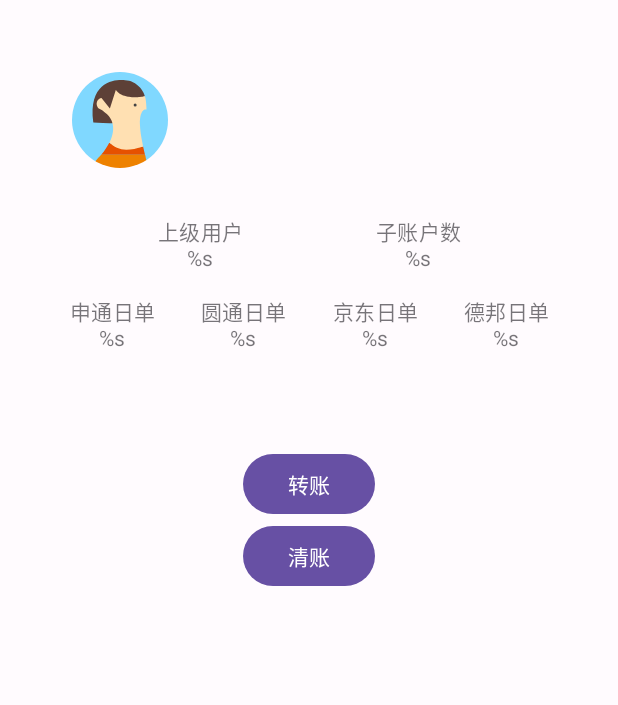
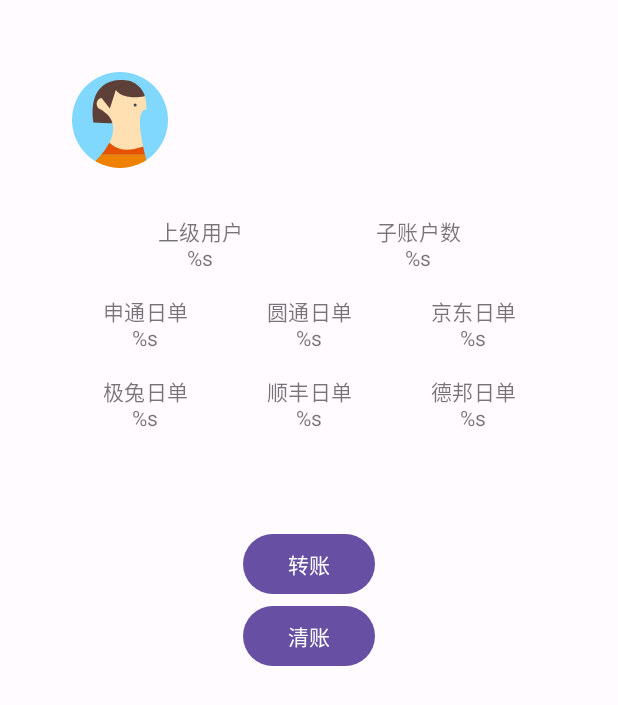
Before and after one commit to Airomeo/CDMS, an Android app: the layout fragment_agent.xml on its own in the app's theme, with its tools: preview values and no code run, on a phone screen of 412 x 824 dp. Shown: the top 705 px of the screen. Run offline under Robolectric (Android 15) with nearby library versions, the phone set to English and light mode, and no system bars.

Commit message:
Fea: Display the daily order quantity of JT and SF Express

```diff
--- a/app/src/main/java/app/i/cdms/ui/agent/AgentFragment.kt
+++ b/app/src/main/java/app/i/cdms/ui/agent/AgentFragment.kt
@@ -63,19 +63,26 @@ class AgentFragment : Fragment(R.layout.fragment_agent) {
             viewLifecycleOwner.repeatOnLifecycle(Lifecycle.State.STARTED) {
                 agentViewModel.orderCount.collectLatest {
                     with(binding) {
-                        tvYto.text =
+                        yto.text =
                             getString(
                                 R.string.agent_yto_order_count,
                                 it?.ytoOrderCount.toString()
                             )
-                        tvSto.text =
+                        sto.text =
                             getString(
                                 R.string.agent_sto_order_count,
                                 it?.stoOrderCount.toString()
                             )
-                        tvJd.text =
+                        jd.text =
                             getString(R.string.agent_jd_order_count, it?.jdOrderCount.toString())
-                        tvDpk.text =
+                        jt.text =
+                            getString(
+                                R.string.agent_jt_order_count,
+                                it?.jtOrderCount.toString()
+                            )
+                        sf.text =
+                            getString(R.string.agent_sf_order_count, it?.sfOrderCount.toString())
+                        dpk.text =
                             getString(
                                 R.string.agent_dpk_order_count,
                                 it?.dopOrderCount.toString()
--- a/app/src/main/res/layout/fragment_agent.xml
+++ b/app/src/main/res/layout/fragment_agent.xml
@@ -92,49 +92,77 @@
         app:layout_constraintTop_toTopOf="@+id/tv_channel_superior" />
 
     <TextView
-        android:id="@+id/tv_sto"
+        android:id="@+id/sto"
         android:layout_width="wrap_content"
         android:layout_height="wrap_content"
+        android:layout_marginTop="16dp"
         android:text="@string/agent_sto_order_count"
         android:textAlignment="center"
         android:textAppearance="@style/TextAppearance.MaterialComponents.Body2"
         android:textColor="@color/material_on_surface_emphasis_medium"
-        app:layout_constraintBottom_toBottomOf="@+id/tv_yto"
-        app:layout_constraintEnd_toStartOf="@+id/tv_yto"
+        app:layout_constraintEnd_toStartOf="@+id/yto"
         app:layout_constraintHorizontal_bias="0.5"
         app:layout_constraintStart_toStartOf="parent"
-        app:layout_constraintTop_toTopOf="@+id/tv_yto" />
+        app:layout_constraintTop_toBottomOf="@id/tv_channel_superior" />
 
     <TextView
-        android:id="@+id/tv_yto"
+        android:id="@+id/yto"
         android:layout_width="wrap_content"
         android:layout_height="wrap_content"
         android:text="@string/agent_yto_order_count"
         android:textAlignment="center"
         android:textAppearance="@style/TextAppearance.MaterialComponents.Body2"
         android:textColor="@color/material_on_surface_emphasis_medium"
-        app:layout_constraintBottom_toBottomOf="@+id/tv_jd"
-        app:layout_constraintEnd_toStartOf="@+id/tv_jd"
+        app:layout_constraintBottom_toBottomOf="@+id/sto"
+        app:layout_constraintEnd_toStartOf="@+id/jd"
         app:layout_constraintHorizontal_bias="0.5"
-        app:layout_constraintStart_toEndOf="@+id/tv_sto"
-        app:layout_constraintTop_toTopOf="@+id/tv_jd" />
+        app:layout_constraintStart_toEndOf="@+id/sto"
+        app:layout_constraintTop_toTopOf="@+id/sto" />
 
     <TextView
-        android:id="@+id/tv_jd"
+        android:id="@+id/jd"
         android:layout_width="wrap_content"
         android:layout_height="wrap_content"
         android:text="@string/agent_jd_order_count"
         android:textAlignment="center"
         android:textAppearance="@style/TextAppearance.MaterialComponents.Body2"
         android:textColor="@color/material_on_surface_emphasis_medium"
-        app:layout_constraintBottom_toBottomOf="@+id/tv_dpk"
-        app:layout_constraintEnd_toStartOf="@+id/tv_dpk"
+        app:layout_constraintBottom_toBottomOf="@+id/yto"
+        app:layout_constraintEnd_toEndOf="parent"
         app:layout_constraintHorizontal_bias="0.5"
-        app:layout_constraintStart_toEndOf="@+id/tv_yto"
-        app:layout_constraintTop_toTopOf="@+id/tv_dpk" />
+        app:layout_constraintStart_toEndOf="@+id/yto"
+        app:layout_constraintTop_toTopOf="@+id/yto" />
 
     <TextView
-        android:id="@+id/tv_dpk"
+        android:id="@+id/jt"
+        android:layout_width="wrap_content"
+        android:layout_height="wrap_content"
+        android:text="@string/agent_jt_order_count"
+        android:textAlignment="center"
+        android:textAppearance="@style/TextAppearance.MaterialComponents.Body2"
+        android:textColor="@color/material_on_surface_emphasis_medium"
+        app:layout_constraintBottom_toBottomOf="@+id/sf"
+        app:layout_constraintEnd_toStartOf="@+id/sf"
+        app:layout_constraintHorizontal_bias="0.5"
+        app:layout_constraintStart_toStartOf="parent"
+        app:layout_constraintTop_toTopOf="@+id/sf" />
+
+    <TextView
+        android:id="@+id/sf"
+        android:layout_width="wrap_content"
+        android:layout_height="wrap_content"
+        android:text="@string/agent_sf_order_count"
+        android:textAlignment="center"
+        android:textAppearance="@style/TextAppearance.MaterialComponents.Body2"
+        android:textColor="@color/material_on_surface_emphasis_medium"
+        app:layout_constraintBottom_toBottomOf="@+id/dpk"
+        app:layout_constraintEnd_toStartOf="@+id/dpk"
+        app:layout_constraintHorizontal_bias="0.5"
+        app:layout_constraintStart_toEndOf="@+id/jt"
+        app:layout_constraintTop_toTopOf="@+id/dpk" />
+
+    <TextView
+        android:id="@+id/dpk"
         android:layout_width="wrap_content"
         android:layout_height="wrap_content"
         android:layout_marginTop="16dp"
@@ -144,8 +172,8 @@
         android:textColor="@color/material_on_surface_emphasis_medium"
         app:layout_constraintEnd_toEndOf="parent"
         app:layout_constraintHorizontal_bias="0.5"
-        app:layout_constraintStart_toEndOf="@+id/tv_jd"
-        app:layout_constraintTop_toBottomOf="@+id/tv_sub_user_count" />
+        app:layout_constraintStart_toEndOf="@+id/sf"
+        app:layout_constraintTop_toBottomOf="@+id/jd" />
 
     <Button
         android:id="@+id/btn_transfer"
@@ -156,7 +184,7 @@
         app:layout_constraintBottom_toTopOf="@+id/btn_withdraw"
         app:layout_constraintEnd_toEndOf="parent"
         app:layout_constraintStart_toStartOf="parent"
-        app:layout_constraintTop_toBottomOf="@+id/tv_sto" />
+        app:layout_constraintTop_toBottomOf="@+id/jt" />
 
     <Button
         android:id="@+id/btn_withdraw"
--- a/app/src/main/res/values/strings.xml
+++ b/app/src/main/res/values/strings.xml
@@ -45,6 +45,8 @@
     <string name="agent_jd_order_count">京东日单\n%s</string>
     <string name="agent_sto_order_count">申通日单\n%s</string>
     <string name="agent_yto_order_count">圆通日单\n%s</string>
+    <string name="agent_jt_order_count">极兔日单\n%s</string>
+    <string name="agent_sf_order_count">顺丰日单\n%s</string>
     <string name="dialog_title_warning">警告</string>
     <string name="dialog_positive_text">确认</string>
     <string name="dialog_negative_text">取消</string>
```
Also changed, not shown: 1 other file.
